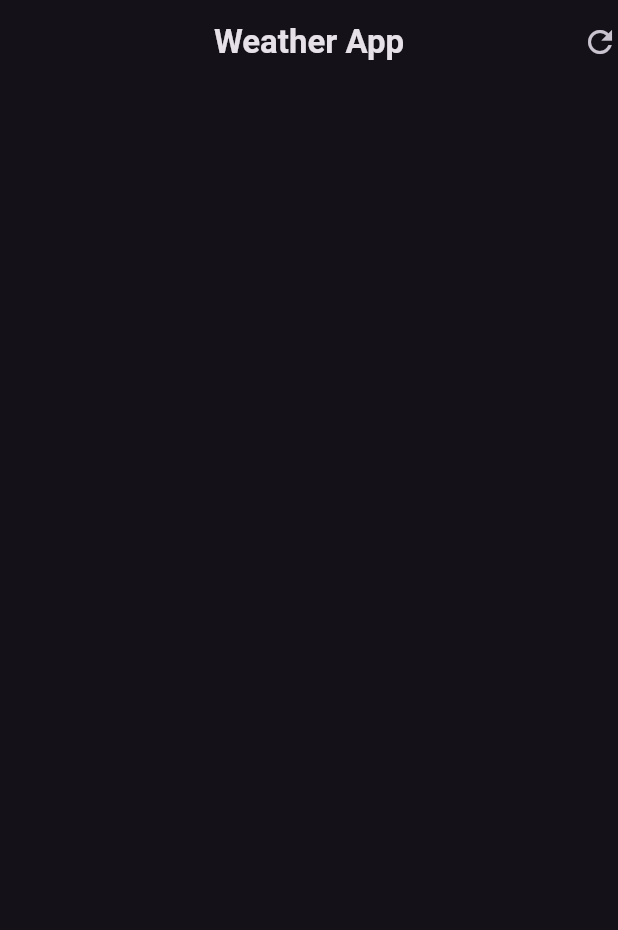
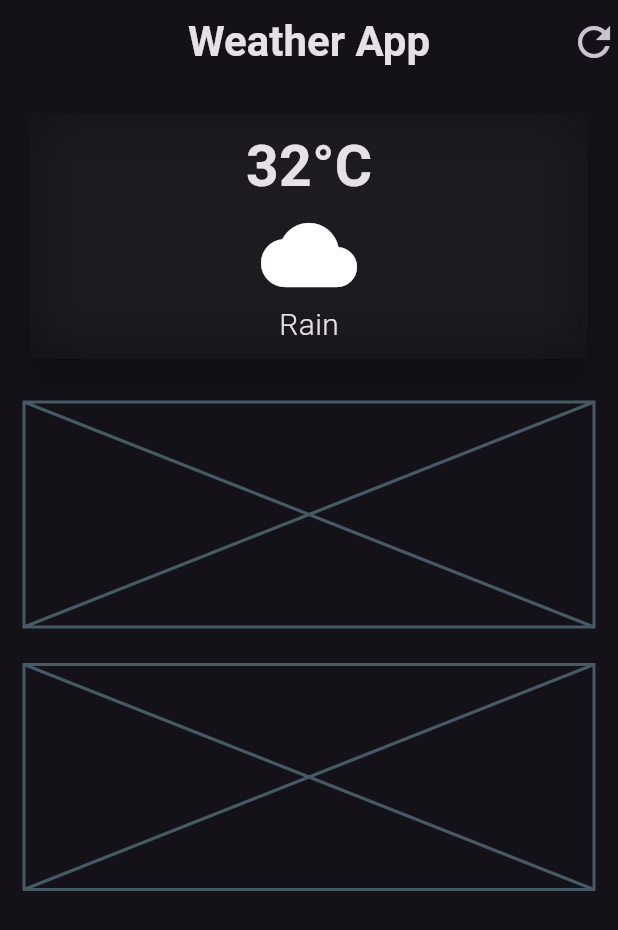
Before and after one commit to WebX-Divin/weather_app, a Flutter app: the screen it shows after launch, on a phone screen of 412 x 824 dp. Shown: the top 930 px of the screen. Run offline on Flutter 3.47's test engine with Material 3 defaults, Android fonts, the phone set to English and light mode, and no system bars.

Commit message:
UI Updated

```diff
--- a/lib/weather_screen.dart
+++ b/lib/weather_screen.dart
@@ -1,3 +1,4 @@
+import 'dart:ui';
 import 'package:flutter/material.dart';
 
 class WeatherScreen extends StatelessWidget {
@@ -10,15 +11,76 @@ class WeatherScreen extends StatelessWidget {
         title: const Text(
           'Weather App',
           style: TextStyle(
+            fontSize: 28,
             fontWeight: FontWeight.bold,
           ),
         ),
         centerTitle: true,
         actions: [
           GestureDetector(
-            child: const Icon(Icons.refresh),
+            child: const Icon(Icons.refresh, size: 32),
           )
         ],
+      ),
+      body: Padding(
+        padding: const EdgeInsets.all(16),
+        child: Column(
+          children: [
+            //main card
+            SizedBox(
+              width: double.infinity,
+              child: Card(
+                elevation: 10,
+                shape: RoundedRectangleBorder(
+                  borderRadius: BorderRadius.circular(20),
+                ),
+                child: ClipRRect(
+                  child: BackdropFilter(
+                    filter: ImageFilter.blur(
+                      sigmaX: 20,
+                      sigmaY: 20,
+                    ),
+                    child: const Padding(
+                      padding: EdgeInsets.all(8.0),
+                      child: Column(
+                        children: [
+                          Text(
+                            '32°C',
+                            style: TextStyle(
+                              fontSize: 38,
+                              fontWeight: FontWeight.bold,
+                            ),
+                          ),
+                          Icon(
+                            Icons.cloud,
+                            size: 64,
+                          ),
+                          Text(
+                            'Rain',
+                            style: TextStyle(
+                              fontSize: 20,
+                              fontWeight: FontWeight.w300,
+                            ),
+                          )
+                        ],
+                      ),
+                    ),
+                  ),
+                ),
+              ),
+            ),
+            const SizedBox(height: 25),
+            //secondary card
+            const Placeholder(
+              fallbackHeight: 150,
+            ),
+            const SizedBox(height: 25),
+            //third card
+            const Placeholder(
+              fallbackHeight: 150,
+            ),
+          ],
+        ),
       ),
     );
   }
```
